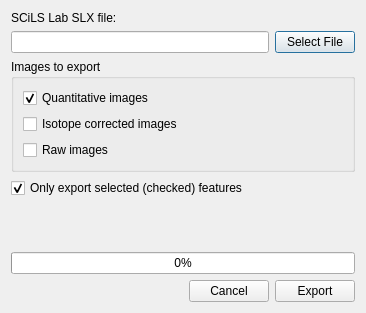
Above: resources/views/MsiExportScilsDialog.ui from swinnenteam/LipidQMap before the change. Below: the same form after it.
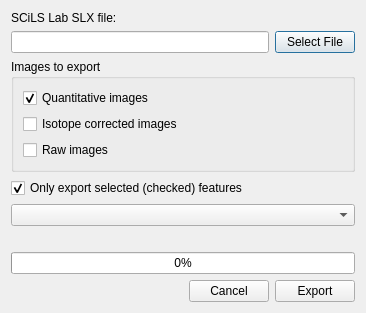
That is the form after the change.

Commit message: SCiLS export ui adjustment

```diff
--- a/resources/views/MsiExportScilsDialog.ui
+++ b/resources/views/MsiExportScilsDialog.ui
@@ -78,6 +78,9 @@
      </property>
     </widget>
    </item>
+   <item>
+    <widget class="QComboBox" name="combo_box_adducts"/>
+   </item>
    <item>
     <spacer name="verticalSpacer">
      <property name="orientation">
```
The commit also changes 1 other file.
